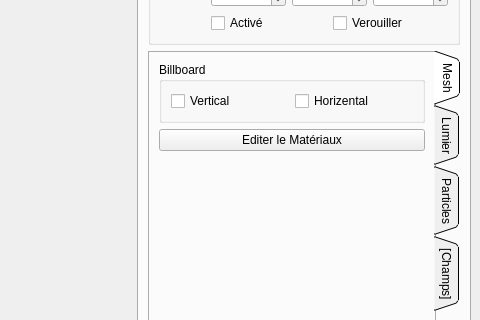
Old version of the form sources/interface.ui in the repository b4n92uid/theball-editor; both pictures show x 320 to 800 and y 194 to 514 of the 800 by 600 pixel window.
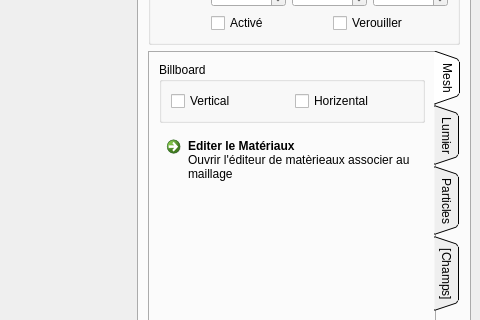
New version of the form. Icons and pictures are not drawn. Custom widgets are drawn as their Qt base class.

Commit message: Undo material's modifications on dialog close

Patch:
```diff
--- a/sources/interface.ui
+++ b/sources/interface.ui
@@ -451,7 +451,7 @@
              </widget>
             </item>
             <item>
-             <widget class="QPushButton" name="node_mesh_editmat">
+             <widget class="QCommandLinkButton" name="node_mesh_editmat">
               <property name="text">
                <string>Editer le Matériaux</string>
               </property>
@@ -459,6 +459,12 @@
                <iconset resource="ressource.qrc">
                 <normaloff>:/Medias/medias/pencil.png</normaloff>:/Medias/medias/pencil.png</iconset>
               </property>
+              <property name="checkable">
+               <bool>false</bool>
+              </property>
+              <property name="description">
+               <string>Ouvrir l'éditeur de matèrieaux associer au maillage</string>
+              </property>
              </widget>
             </item>
             <item>
```
The commit also changes 3 other files.
